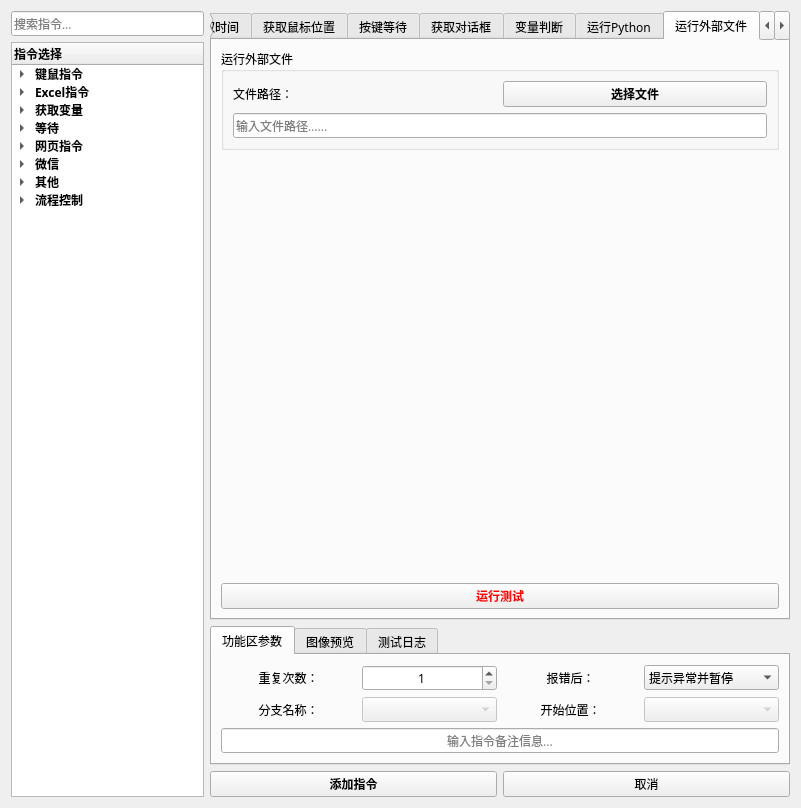
Before: the Qt Designer form 窗体/导航窗口.ui in FsterThanLight/automatic_clicker_2, drawn with Qt 5.
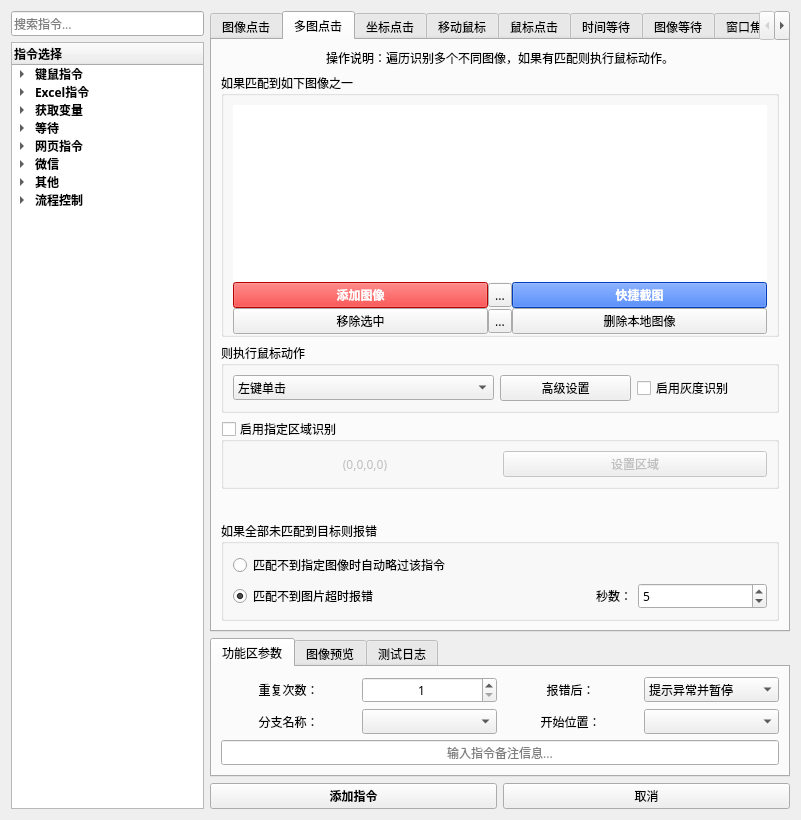
After: the same form once the commit is applied. The open tabs and pages were chosen to show the change. Icons and pictures are not drawn.

Commit message: 2024年7月8日23:43:08 多图点击的窗口功能

Diff of the .ui file:
```diff
--- a/窗体/导航窗口.ui
+++ b/窗体/导航窗口.ui
@@ -7,7 +7,7 @@
     <x>0</x>
     <y>0</y>
     <width>801</width>
-    <height>808</height>
+    <height>820</height>
    </rect>
   </property>
   <property name="font">
@@ -702,6 +702,297 @@
          </item>
         </layout>
        </widget>
+       <widget class="QWidget" name="tab_43">
+        <attribute name="title">
+         <string>多图点击</string>
+        </attribute>
+        <layout class="QVBoxLayout" name="verticalLayout_57">
+         <item>
+          <widget class="QLabel" name="label_172">
+           <property name="text">
+            <string>操作说明：遍历识别多个不同图像，如果有匹配则执行鼠标动作。</string>
+           </property>
+           <property name="alignment">
+            <set>Qt::AlignCenter</set>
+           </property>
+           <property name="wordWrap">
+            <bool>false</bool>
+           </property>
+          </widget>
+         </item>
+         <item>
+          <widget class="QGroupBox" name="groupBox_71">
+           <property name="title">
+            <string>如果匹配到如下图像之一</string>
+           </property>
+           <layout class="QVBoxLayout" name="verticalLayout_56">
+            <property name="spacing">
+             <number>0</number>
+            </property>
+            <property name="bottomMargin">
+             <number>0</number>
+            </property>
+            <item>
+             <widget class="QListView" name="listView">
+              <property name="styleSheet">
+               <string notr="true">QListView {
+                border: none; /* 无边框 */
+            }</string>
+              </property>
+              <property name="editTriggers">
+               <set>QAbstractItemView::NoEditTriggers</set>
+              </property>
+             </widget>
+            </item>
+            <item>
+             <layout class="QGridLayout" name="gridLayout_71">
+              <property name="spacing">
+               <number>0</number>
+              </property>
+              <item row="0" column="0">
+               <widget class="QPushButton" name="pushButton_67">
+                <property name="font">
+                 <font>
+                  <family>微软雅黑</family>
+                  <weight>75</weight>
+                  <bold>true</bold>
+                 </font>
+                </property>
+                <property name="styleSheet">
+                 <string notr="true">background-color: rgb(255, 0, 0);
+color: rgb(255, 255, 255);</string>
+                </property>
+                <property name="text">
+                 <string>添加图像</string>
+                </property>
+               </widget>
+              </item>
+              <item row="0" column="1">
+               <widget class="QToolButton" name="toolButton_2">
+                <property name="text">
+                 <string>...</string>
+                </property>
+                <property name="icon">
+                 <iconset resource="../images.qrc">
+                  <normaloff>:/按钮图标/窗体/qss_icons/add_top.png</normaloff>:/按钮图标/窗体/qss_icons/add_top.png</iconset>
+                </property>
+               </widget>
+              </item>
+              <item row="0" column="2">
+               <widget class="QPushButton" name="pushButton_63">
+                <property name="font">
+                 <font>
+                  <family>微软雅黑</family>
+                  <weight>75</weight>
+                  <bold>true</bold>
+                 </font>
+                </property>
+                <property name="styleSheet">
+                 <string notr="true">background-color: rgb(0, 85, 255);
+color: rgb(255, 255, 255);</string>
+                </property>
+                <property name="text">
+                 <string>快捷截图</string>
+                </property>
+               </widget>
+              </item>
+              <item row="1" column="0">
+               <widget class="QPushButton" name="pushButton_64">
+                <property name="text">
+                 <string>移除选中</string>
+                </property>
+               </widget>
+              </item>
+              <item row="1" column="1">
+               <widget class="QToolButton" name="toolButton">
+                <property name="text">
+                 <string>...</string>
+                </property>
+                <property name="icon">
+                 <iconset resource="../images.qrc">
+                  <normaloff>:/按钮图标/窗体/qss_icons/add_bottom.png</normaloff>:/按钮图标/窗体/qss_icons/add_bottom.png</iconset>
+                </property>
+               </widget>
+              </item>
+              <item row="1" column="2">
+               <widget class="QPushButton" name="pushButton_68">
+                <property name="text">
+                 <string>删除本地图像</string>
+                </property>
+               </widget>
+              </item>
+             </layout>
+            </item>
+           </layout>
+          </widget>
+         </item>
+         <item>
+          <widget class="QGroupBox" name="groupBox_74">
+           <property name="title">
+            <string>则执行鼠标动作</string>
+           </property>
+           <layout class="QHBoxLayout" name="horizontalLayout_31" stretch="2,1,1">
+            <item>
+             <widget class="QComboBox" name="comboBox_70">
+              <property name="currentIndex">
+               <number>0</number>
+              </property>
+              <item>
+               <property name="text">
+                <string>左键单击</string>
+               </property>
+              </item>
+              <item>
+               <property name="text">
+                <string>左键双击</string>
+               </property>
+              </item>
+              <item>
+               <property name="text">
+                <string>右键单击</string>
+               </property>
+              </item>
+              <item>
+               <property name="text">
+                <string>右键双击</string>
+               </property>
+              </item>
+              <item>
+               <property name="text">
+                <string>仅移动鼠标</string>
+               </property>
+              </item>
+             </widget>
+            </item>
+            <item>
+             <widget class="QPushButton" name="pushButton_66">
+              <property name="styleSheet">
+               <string notr="true"/>
+              </property>
+              <property name="text">
+               <string>高级设置</string>
+              </property>
+             </widget>
+            </item>
+            <item>
+             <widget class="QCheckBox" name="checkBox_11">
+              <property name="enabled">
+               <bool>true</bool>
+              </property>
+              <property name="text">
+               <string>启用灰度识别</string>
+              </property>
+              <property name="checked">
+               <bool>false</bool>
+              </property>
+             </widget>
+            </item>
+           </layout>
+          </widget>
+         </item>
+         <item>
+          <widget class="QGroupBox" name="groupBox_73">
+           <property name="enabled">
+            <bool>true</bool>
+           </property>
+           <property name="title">
+            <string>启用指定区域识别</string>
+           </property>
+           <property name="checkable">
+            <bool>true</bool>
+           </property>
+           <property name="checked">
+            <bool>false</bool>
+           </property>
+           <layout class="QHBoxLayout" name="horizontalLayout_33">
+            <item>
+             <widget class="QLabel" name="label_174">
+              <property name="text">
+               <string>(0,0,0,0)</string>
+              </property>
+              <property name="alignment">
+               <set>Qt::AlignCenter</set>
+              </property>
+             </widget>
+            </item>
+            <item>
+             <widget class="QPushButton" name="pushButton_65">
+              <property name="text">
+               <string>设置区域</string>
+              </property>
+             </widget>
+            </item>
+           </layout>
+          </widget>
+         </item>
+         <item>
+          <spacer name="verticalSpacer_38">
+           <property name="orientation">
+            <enum>Qt::Vertical</enum>
+           </property>
+           <property name="sizeHint" stdset="0">
+            <size>
+             <width>20</width>
+             <height>40</height>
+            </size>
+           </property>
+          </spacer>
+         </item>
+         <item>
+          <widget class="QGroupBox" name="groupBox_72">
+           <property name="title">
+            <string>如果全部未匹配到目标则报错</string>
+           </property>
+           <layout class="QGridLayout" name="gridLayout_69">
+            <item row="0" column="0" colspan="2">
+             <widget class="QRadioButton" name="radioButton_16">
+              <property name="layoutDirection">
+               <enum>Qt::LeftToRight</enum>
+              </property>
+              <property name="text">
+               <string>匹配不到指定图像时自动略过该指令</string>
+              </property>
+             </widget>
+            </item>
+            <item row="1" column="0">
+             <widget class="QRadioButton" name="radioButton_17">
+              <property name="text">
+               <string>匹配不到图片超时报错</string>
+              </property>
+              <property name="checked">
+               <bool>true</bool>
+              </property>
+             </widget>
+            </item>
+            <item row="1" column="1">
+             <layout class="QHBoxLayout" name="horizontalLayout_34">
+              <item>
+               <widget class="QLabel" name="label_175">
+                <property name="text">
+                 <string>秒数：</string>
+                </property>
+                <property name="alignment">
+                 <set>Qt::AlignRight|Qt::AlignTrailing|Qt::AlignVCenter</set>
+                </property>
+               </widget>
+              </item>
+              <item>
+               <widget class="QSpinBox" name="spinBox_26">
+                <property name="maximum">
+                 <number>9999</number>
+                </property>
+                <property name="value">
+                 <number>5</number>
+                </property>
+               </widget>
+              </item>
+             </layout>
+            </item>
+           </layout>
+          </widget>
+         </item>
+        </layout>
+       </widget>
        <widget class="QWidget" name="tab_27">
         <attribute name="title">
          <string>坐标点击</string>
@@ -8118,7 +8409,7 @@
             <item row="0" column="0">
              <widget class="QLabel" name="label_149">
               <property name="text">
-               <string>文件路径：</string>
+               <string>文件路径（支持任意格式）：</string>
               </property>
              </widget>
             </item>
@@ -8834,7 +9125,7 @@
            <item row="1" column="3">
             <widget class="QComboBox" name="comboBox_11">
              <property name="enabled">
-              <bool>false</bool>
+              <bool>true</bool>
              </property>
             </widget>
            </item>
@@ -8908,7 +9199,7 @@
            <item row="1" column="1">
             <widget class="QComboBox" name="comboBox_10">
              <property name="enabled">
-              <bool>false</bool>
+              <bool>true</bool>
              </property>
             </widget>
            </item>
```
Left out of the diff: 2 changed lines with no effect on the pictures. The commit also changes 24 other files.
